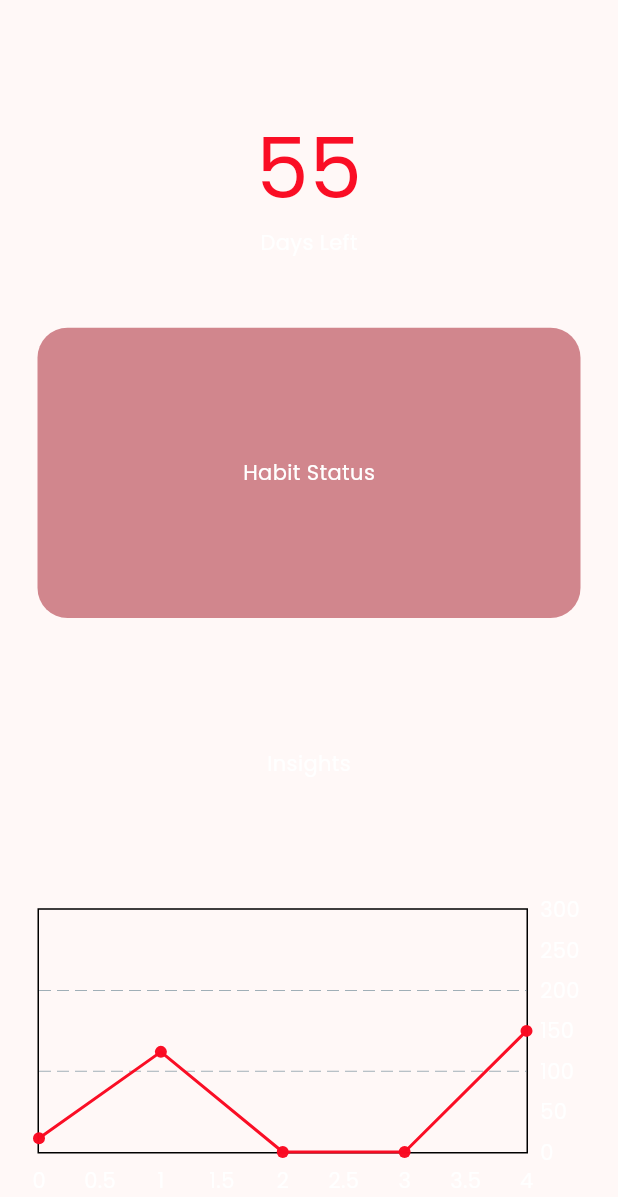
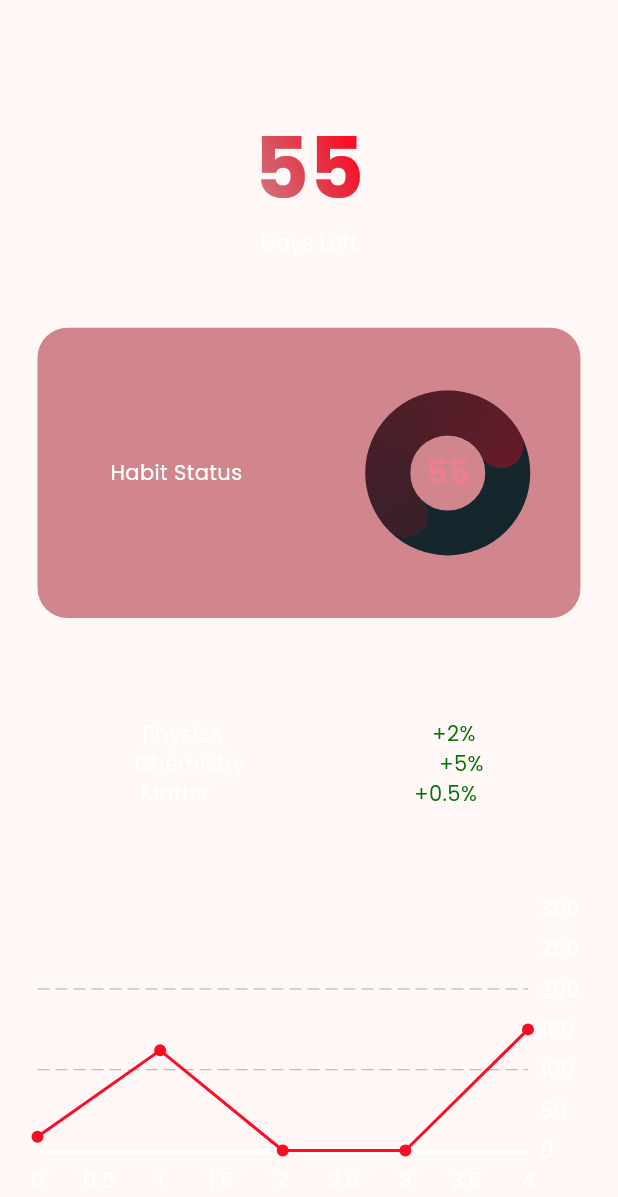
Before and after one commit to Ranger-NF/Eval-You, a Flutter app: the screen it shows after launch, on a phone screen of 412 x 824 dp. Shown: the top 1197 px of the screen. Run offline on Flutter 3.47's test engine with Material 3 defaults, Android fonts, the light colour scheme and no system bars; drawn by our look-alikes of fl_chart, simple_circular_progress_bar; our stand-ins replace google_fonts.

Commit message:
Added circular graphs and added placeholder insights 👾

```diff
--- a/lib/main.dart
+++ b/lib/main.dart
@@ -2,6 +2,7 @@
 import 'package:google_fonts/google_fonts.dart';
 
 import 'package:fl_chart/fl_chart.dart';
+import 'package:simple_circular_progress_bar/simple_circular_progress_bar.dart';
 
 void main() {
   runApp(const EvalApp());
@@ -42,11 +43,17 @@
 class _MyHomePage extends State<MyHomePage> {
   int _daysLeft = 0;
 
+  ValueNotifier<double> habitValueNotifier = ValueNotifier(0);
+
+  final TextStyle increasedValueStyle =
+      const TextStyle(color: Color.fromARGB(255, 3, 114, 7));
+
   void calculateDaysLeft() {
     setState(() {
       final examDay = DateTime(2024, 4, 1);
       final currentDate = DateTime.now();
       _daysLeft = examDay.difference(currentDate).inDays;
+      habitValueNotifier.value = _daysLeft.toDouble();
     });
   }
 
@@ -56,19 +63,22 @@
     return Scaffold(
         body: Padding(
       padding: const EdgeInsets.all(25),
-            child: Column(
-                crossAxisAlignment: CrossAxisAlignment.stretch,
-                children: [
+      child: Column(crossAxisAlignment: CrossAxisAlignment.stretch, children: [
         Expanded(
           flex: 1,
           child: Column(
             mainAxisAlignment: MainAxisAlignment.center,
             children: [
-                        Text(
+              GradientText(
                 '$_daysLeft',
-                          style: TextStyle(
+                style: const TextStyle(
                   fontSize: 56,
-                              color: Theme.of(context).colorScheme.primary),
+                  fontWeight: FontWeight.bold,
+                ),
+                gradient: LinearGradient(begin: Alignment.bottomLeft, colors: [
+                  Theme.of(context).colorScheme.secondary,
+                  Theme.of(context).colorScheme.primary
+                ]),
               ),
               const Text("Days Left") // FONT SIZE UPDATE NEEDED
             ],
@@ -79,28 +89,81 @@
             child: Container(
               decoration: BoxDecoration(
                   color: Theme.of(context).colorScheme.secondary,
-                            borderRadius:
-                                const BorderRadius.all(Radius.circular(20))),
-                        child: const Row(
-                          mainAxisAlignment: MainAxisAlignment.center,
+                  borderRadius: const BorderRadius.all(Radius.circular(20))),
+              child: Row(
+                mainAxisAlignment: MainAxisAlignment.spaceAround,
                 children: [
-                            Text("Habit Status"),
+                  const Text("Habit Status"),
+                  SimpleCircularProgressBar(
+                    size: 80,
+                    mergeMode: true,
+                    progressStrokeWidth: 30,
+                    backStrokeWidth: 30,
+                    progressColors: [
+                      Theme.of(context).colorScheme.secondary,
+                      Theme.of(context).primaryColor
+                    ],
+                    startAngle: 225,
+                    valueNotifier: habitValueNotifier,
+                    onGetText: (double value) {
+                      return Text(
+                        '${value.toInt()}',
+                        style: TextStyle(
+                            fontSize: 22,
+                            fontWeight: FontWeight.bold,
+                            color: Theme.of(context).colorScheme.tertiary),
+                      );
+                    },
+                  ),
                 ],
               ),
             )),
-                  const Expanded(
+        Expanded(
             flex: 1,
             child: Column(
               mainAxisAlignment: MainAxisAlignment.center,
-                        children: [Text("Insights")],
+              children: [
+                ListView(
+                  shrinkWrap: true,
+                  clipBehavior: Clip.antiAlias,
+                  scrollDirection: Axis.vertical,
+                  children: [
+                    Row(
+                        mainAxisAlignment: MainAxisAlignment.spaceAround,
+                        children: [
+                          const Text('Physics'),
+                          Text(
+                            "+2%",
+                            style: increasedValueStyle,
+                          ),
+                        ]),
+                    Row(
+                        mainAxisAlignment: MainAxisAlignment.spaceAround,
+                        children: [
+                          const Text('Chemistry'),
+                          Text(
+                            "+5%",
+                            style: increasedValueStyle,
+                          ),
+                        ]),
+                    Row(
+                        mainAxisAlignment: MainAxisAlignment.spaceAround,
+                        children: [
+                          const Text('Maths'),
+                          Text(
+                            "+0.5%",
+                            style: increasedValueStyle,
+                          ),
+                        ]),
+                  ],
+                )
+              ],
             )),
         Expanded(
           flex: 1,
           child: LineChart(LineChartData(
             gridData: const FlGridData(
-                          show: true,
-                          horizontalInterval: 100,
-                          drawVerticalLine: false),
+                show: true, horizontalInterval: 100, drawVerticalLine: false),
             lineTouchData: LineTouchData(
                 handleBuiltInTouches: true,
                 touchTooltipData: LineTouchTooltipData(
@@ -109,16 +172,15 @@
               bottomTitles: AxisTitles(
                   axisNameSize: 20,
                   drawBelowEverything: false,
-                            sideTitles:
-                                SideTitles(showTitles: true, reservedSize: 30)),
+                  sideTitles: SideTitles(showTitles: true, reservedSize: 30)),
               rightTitles: AxisTitles(
-                            sideTitles:
-                                SideTitles(showTitles: true, reservedSize: 35)),
-                        leftTitles: AxisTitles(
-                            sideTitles: SideTitles(showTitles: false)),
-                        topTitles: AxisTitles(
-                            sideTitles: SideTitles(showTitles: false)),
+                  sideTitles: SideTitles(showTitles: true, reservedSize: 35)),
+              leftTitles: AxisTitles(sideTitles: SideTitles(showTitles: false)),
+              topTitles: AxisTitles(sideTitles: SideTitles(showTitles: false)),
             ),
+            borderData: FlBorderData(
+                border: const Border(
+                    bottom: BorderSide(color: Colors.white, width: 2))),
             lineBarsData: [
               LineChartBarData(spots: const [
                 FlSpot(0, 17),
@@ -133,7 +195,32 @@
             minY: 0,
             maxY: 300,
           )),
-                  )
-                ])));
+        ),
+      ]),
+    ));
   }
 }
+
+class GradientText extends StatelessWidget {
+  const GradientText(
+    this.text, {
+    super.key,
+    required this.gradient,
+    this.style,
+  });
+
+  final String text;
+  final TextStyle? style;
+  final Gradient gradient;
+
+  @override
+  Widget build(BuildContext context) {
+    return ShaderMask(
+      blendMode: BlendMode.srcIn,
+      shaderCallback: (bounds) => gradient.createShader(
+        Rect.fromLTWH(0, 0, bounds.width, bounds.height),
+      ),
+      child: Text(text, style: style),
+    );
+  }
+}
--- a/pubspec.yaml
+++ b/pubspec.yaml
@@ -36,6 +36,7 @@ dependencies:
   cupertino_icons: ^1.0.2
   google_fonts: ^6.1.0
   fl_chart: ^0.66.1
+  simple_circular_progress_bar: ^1.0.2
 
 dev_dependencies:
   flutter_test:
```
Also changed, not shown: pubspec.lock. Lines whose indentation alone changed are shown as unchanged.
